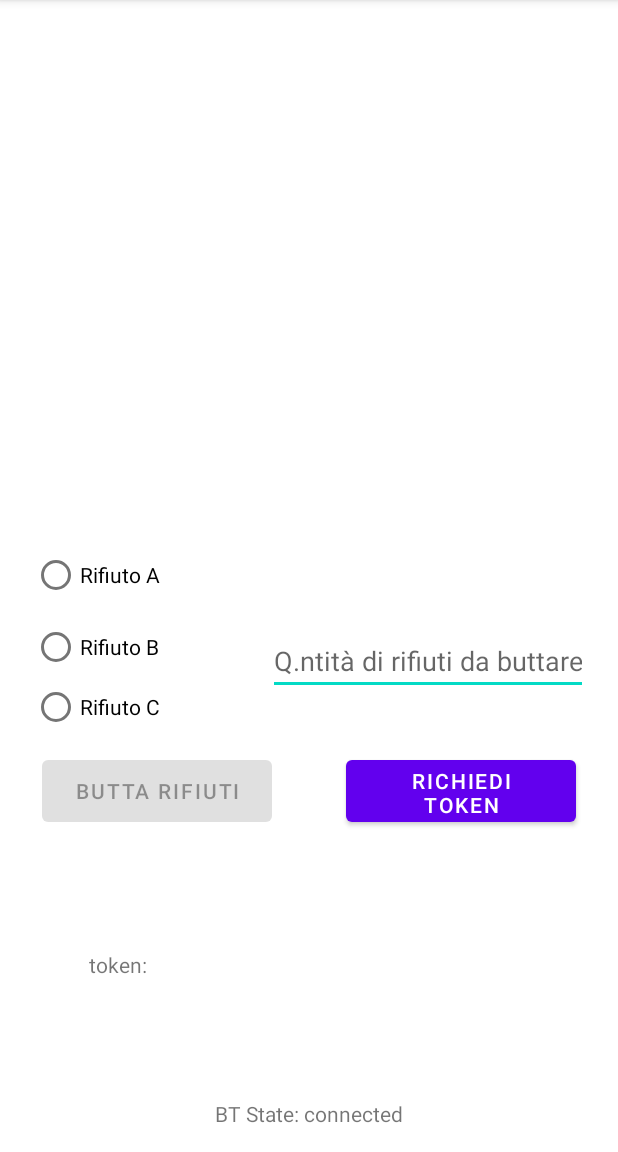
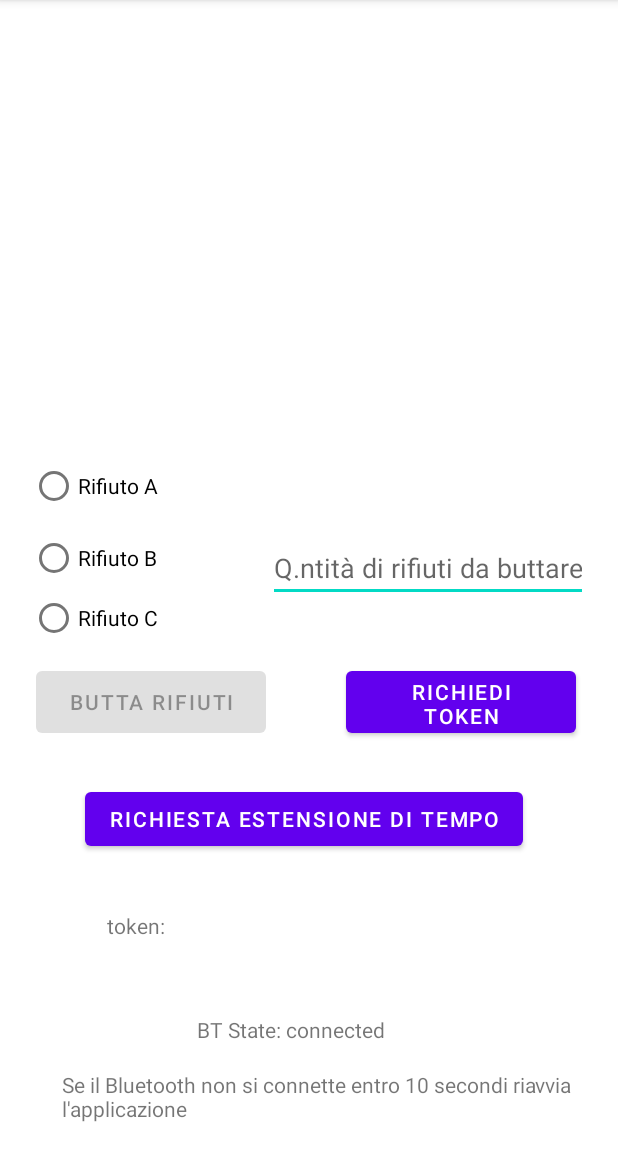
Before and after one commit to AndreaStefanini/SmartDumpster, an Android app: the screen it shows after launch (MainActivity), on a phone screen of 412 x 824 dp, the part 84-1236 px from its top. Run offline under Robolectric (Android 15) with nearby library versions, the phone set to English and light mode, and no system bars; our stand-ins replace Volley; 6 statements that could not run were skipped.

Commit message:
Updating repo

```diff
--- a/src/sd-mobile-app/app/src/main/AndroidManifest.xml
+++ b/src/sd-mobile-app/app/src/main/AndroidManifest.xml
@@ -10,6 +10,7 @@
     <uses-permission android:name="android.permission.CHANGE_NETWORK_STATE" />
     <uses-permission android:name="android.permission.ACCESS_NETWORK_STATE" />
     <uses-permission android:name="android.permission.ACCESS_FINE_LOCATION"/>
+    <uses-permission android:name="android.permission.ACCESS_COARSE_LOCATION"/>
     <uses-permission android:name="android.permission.ACCESS_BACKGROUND_LOCATION"/>
     <application
         android:allowBackup="true"
--- a/src/sd-mobile-app/app/src/main/java/com/example/smartdumpster/MainActivity.java
+++ b/src/sd-mobile-app/app/src/main/java/com/example/smartdumpster/MainActivity.java
@@ -88,7 +88,7 @@ public class MainActivity extends AppCompatActivity {
     }
 
     /**
-     *
+     * this function send an http request to a server in order to obtain a token
      * @param view
      */
     public void GetToken(View view){
@@ -176,14 +176,16 @@ public class MainActivity extends AppCompatActivity {
                 btChannel.registerListener(new RealBluetoothChannel.Listener(){
                     @Override
                     public void onMessageReceived(String receivedMessage){
-                        if(receivedMessage.equals("ok\r") || receivedMessage.equals("timeout\r")){
+                        System.out.println(receivedMessage);
+                        /*if(receivedMessage.equals("ok\n") || receivedMessage.equals("timeout\n")){
                             clearSelection();
-                        }
+                        }*/
                     }
 
                     @Override
                     public void onMessageSent(String sentMessage) {
                         token.setText("");
+                        System.out.println("Message sent");
                     }
                 });
             }
@@ -213,4 +215,7 @@ public class MainActivity extends AppCompatActivity {
         final RadioGroup group = findViewById(R.id.trashes);
         group.clearCheck();
     }
+    public void RequestDelay(View view){
+        btChannel.sendMessage("delay");
+    }
 }
--- a/src/sd-mobile-app/app/src/main/res/layout/activity_main.xml
+++ b/src/sd-mobile-app/app/src/main/res/layout/activity_main.xml
@@ -6,76 +6,25 @@
     android:layout_height="match_parent"
     tools:context=".MainActivity">
 
-    <TextView
-        android:id="@+id/token"
-        android:layout_width="161dp"
-        android:layout_height="35dp"
-        android:layout_marginTop="36dp"
-        android:layout_marginEnd="125dp"
-        app:layout_constraintEnd_toEndOf="parent"
-        app:layout_constraintTop_toBottomOf="@+id/throw_garbage" />
-
-    <TextView
-        android:id="@+id/textView"
-        style="@style/AppTheme"
-        android:layout_width="59dp"
-        android:layout_height="wrap_content"
-        android:layout_marginStart="62dp"
-        android:layout_marginEnd="10dp"
-        android:layout_marginBottom="115dp"
-        android:text="@string/token"
-        app:layout_constraintBottom_toBottomOf="parent"
-        app:layout_constraintEnd_toStartOf="@+id/token"
-        app:layout_constraintStart_toStartOf="parent" />
-
-    <Button
-        android:id="@+id/throw_garbage"
-        android:layout_width="153dp"
-        android:layout_height="53dp"
-        android:layout_marginStart="28dp"
-        android:layout_marginTop="14dp"
-        android:layout_marginBottom="33dp"
-        android:clickable="false"
-        android:enabled="false"
-        android:onClick="ThrowGarbage"
-        android:text="@string/throw_garbage"
-        app:layout_constraintBottom_toTopOf="@+id/textView"
-        app:layout_constraintStart_toStartOf="parent"
-        app:layout_constraintTop_toBottomOf="@+id/trashes"
-        app:layout_constraintVertical_bias="0.0" />
-
-    <Button
-        android:id="@+id/request_token"
-        android:layout_width="153dp"
-        android:layout_height="53dp"
-        android:layout_marginTop="14dp"
-        android:layout_marginEnd="28dp"
-        android:layout_marginBottom="36dp"
-        android:onClick="GetToken"
-        android:text="@string/richiedi_token"
-        app:layout_constraintBottom_toTopOf="@+id/token"
-        app:layout_constraintEnd_toEndOf="parent"
-        app:layout_constraintTop_toBottomOf="@+id/trashes"
-        app:layout_constraintVertical_bias="0.0" />
-
-    <TextView
-        android:id="@+id/btState"
+    <EditText
+        android:id="@+id/quant_trash"
         android:layout_width="wrap_content"
         android:layout_height="wrap_content"
-        android:layout_marginStart="131dp"
-        android:layout_marginEnd="131dp"
-        android:layout_marginBottom="16dp"
-        android:text="@string/btState"
-        app:layout_constraintBottom_toBottomOf="parent"
+        android:layout_marginTop="356dp"
+        android:layout_marginEnd="20dp"
+        android:autofillHints="inseisci la quantià di rifiuti da buttare, per un massimo di 100"
+        android:ems="10"
+        android:hint="@string/placeholder"
+        android:inputType="number"
         app:layout_constraintEnd_toEndOf="parent"
-        app:layout_constraintStart_toStartOf="parent" />
+        app:layout_constraintTop_toTopOf="parent" />
 
     <RadioGroup
         android:id="@+id/trashes"
         android:layout_width="104dp"
         android:layout_height="127dp"
-        android:layout_marginStart="21dp"
-        android:layout_marginTop="359dp"
+        android:layout_marginStart="20dp"
+        android:layout_marginTop="300dp"
         app:layout_constraintStart_toStartOf="parent"
         app:layout_constraintTop_toTopOf="parent">
 
@@ -102,17 +51,88 @@
             android:text="@string/TrashC" />
     </RadioGroup>
 
-    <EditText
-        android:id="@+id/quant_trash"
+    <Button
+        android:id="@+id/request_token"
+        android:layout_width="153dp"
+        android:layout_height="53dp"
+        android:layout_marginTop="14dp"
+        android:layout_marginEnd="28dp"
+        android:layout_marginBottom="36dp"
+        android:onClick="GetToken"
+        android:text="@string/richiedi_token"
+        app:layout_constraintBottom_toTopOf="@+id/token"
+        app:layout_constraintEnd_toEndOf="parent"
+        app:layout_constraintTop_toBottomOf="@+id/trashes"
+        app:layout_constraintVertical_bias="0.0" />
+
+    <TextView
+        android:id="@+id/token"
+        android:layout_width="161dp"
+        android:layout_height="35dp"
+        android:layout_marginEnd="87dp"
+        android:layout_marginBottom="25dp"
+        app:layout_constraintBottom_toTopOf="@+id/btState"
+        app:layout_constraintEnd_toEndOf="parent" />
+
+    <TextView
+        android:id="@+id/btState"
         android:layout_width="wrap_content"
         android:layout_height="wrap_content"
-        android:layout_marginTop="418dp"
-        android:layout_marginEnd="20dp"
-        android:autofillHints="inseisci la quantià di rifiuti da buttare, per un massimo di 100"
-        android:ems="10"
-        android:hint="@string/placeholder"
-        android:inputType="number"
+        android:layout_marginStart="131dp"
+        android:layout_marginEnd="131dp"
+        android:layout_marginBottom="72dp"
+        android:text="@string/btState"
+        app:layout_constraintBottom_toBottomOf="parent"
         app:layout_constraintEnd_toEndOf="parent"
-        app:layout_constraintTop_toTopOf="parent" />
+        app:layout_constraintHorizontal_bias="0.0"
+        app:layout_constraintStart_toStartOf="parent" />
+
+    <Button
+        android:id="@+id/throw_garbage"
+        android:layout_width="153dp"
+        android:layout_height="53dp"
+        android:layout_marginStart="24dp"
+        android:layout_marginTop="14dp"
+        android:layout_marginBottom="33dp"
+        android:clickable="false"
+        android:enabled="false"
+        android:onClick="ThrowGarbage"
+        android:text="@string/throw_garbage"
+        app:layout_constraintBottom_toTopOf="@+id/textView"
+        app:layout_constraintStart_toStartOf="parent"
+        app:layout_constraintTop_toBottomOf="@+id/trashes"
+        app:layout_constraintVertical_bias="0.0" />
+
+    <TextView
+        android:id="@+id/textView"
+        style="@style/AppTheme"
+        android:layout_width="59dp"
+        android:layout_height="wrap_content"
+        android:layout_marginStart="71dp"
+        android:layout_marginTop="37dp"
+        android:text="@string/token"
+        app:layout_constraintStart_toStartOf="parent"
+        app:layout_constraintTop_toBottomOf="@+id/button" />
+
+    <Button
+        android:id="@+id/button"
+        android:layout_width="wrap_content"
+        android:layout_height="wrap_content"
+        android:layout_marginTop="27dp"
+        android:layout_marginEnd="63dp"
+        android:onClick="RequestDelay"
+        android:text="@string/extension"
+        app:layout_constraintEnd_toEndOf="parent"
+        app:layout_constraintTop_toBottomOf="@+id/request_token" />
+
+    <TextView
+        android:id="@+id/textView2"
+        android:layout_width="351dp"
+        android:layout_height="39dp"
+        android:layout_marginTop="17dp"
+        android:layout_marginEnd="19dp"
+        android:text="Se il Bluetooth non si connette entro 10 secondi riavvia l'applicazione"
+        app:layout_constraintEnd_toEndOf="parent"
+        app:layout_constraintTop_toBottomOf="@+id/btState" />
 
 </androidx.constraintlayout.widget.ConstraintLayout>
--- a/src/sd-mobile-app/app/src/main/res/values/strings.xml
+++ b/src/sd-mobile-app/app/src/main/res/values/strings.xml
@@ -8,6 +8,7 @@
     <string name="TrashB">Rifiuto B</string>
     <string name="TrashC">Rifiuto C</string>
     <string name="placeholder">Q.ntità di rifiuti da buttare</string>
+    <string name="extension">Richiesta estensione di tempo</string>
 
 
 </resources>
--- a/src/sd-mobile-app/bt-lib/src/main/java/unibo/btlib/ConnectToBluetoothServerTask.java
+++ b/src/sd-mobile-app/bt-lib/src/main/java/unibo/btlib/ConnectToBluetoothServerTask.java
@@ -13,8 +13,8 @@ public final class ConnectToBluetoothServerTask extends ConnectionTask {
 
     public ConnectToBluetoothServerTask(final BluetoothDevice serverBtDevice, final UUID uuid, final EventListener eventListener){
         try {
-            //btSocket = serverBtDevice.createRfcommSocketToServiceRecord(uuid);
-            btSocket= serverBtDevice.createInsecureRfcommSocketToServiceRecord(uuid);
+            btSocket = serverBtDevice.createRfcommSocketToServiceRecord(uuid);
+            //btSocket= serverBtDevice.createInsecureRfcommSocketToServiceRecord(uuid);
             this.eventListener = eventListener;
         } catch (IOException e) {
             e.printStackTrace();
--- a/src/sd-mobile-app/bt-lib/src/main/java/unibo/btlib/RealBluetoothChannel.java
+++ b/src/sd-mobile-app/bt-lib/src/main/java/unibo/btlib/RealBluetoothChannel.java
@@ -39,7 +39,6 @@ public final class RealBluetoothChannel extends BluetoothChannel {
 
             InputStream tmpIn = null;
             OutputStream tmpOut = null;
-
             try {
                 tmpIn = socket.getInputStream();
             } catch (IOException e) {
@@ -66,7 +65,7 @@ public final class RealBluetoothChannel extends BluetoothChannel {
 
                     while ((inputByte = input.readByte()) != 0) {
                         char chr = (char) inputByte;
-                        if(chr != C.message.MESSAGE_TERMINATOR){
+                        if(chr != C.message.MESSAGE_TERMINATOR && chr != C.message.MESSAGE_CONCLUDE){
                             readbuffer.append(chr);
                         } else {
                             String inputString = readbuffer.toString();
--- a/src/sd-mobile-app/bt-lib/src/main/java/unibo/btlib/utils/C.java
+++ b/src/sd-mobile-app/bt-lib/src/main/java/unibo/btlib/utils/C.java
@@ -10,6 +10,7 @@ public class C {
 
     public class message {
         public static final char MESSAGE_TERMINATOR = '\n';
+        public static final char MESSAGE_CONCLUDE = '\r';
     }
 
     public class emulator {
```
Also changed, not shown: 4 other files.
